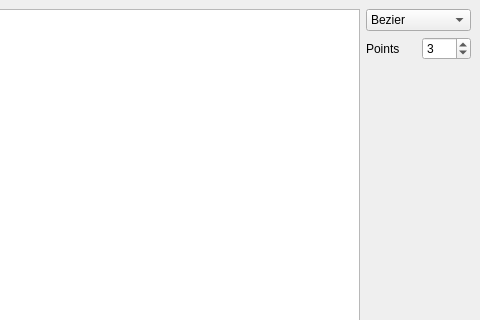
Qt form MainWindow.ui (faalbers/CurvePlot) before a commit; both pictures show x 378 to 858 and y 0 to 320 of the 858 by 731 pixel window.
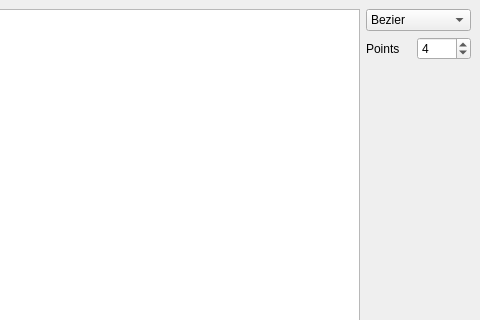
The same form after that commit.

Patch:
```diff
--- a/MainWindow.ui
+++ b/MainWindow.ui
@@ -62,10 +62,10 @@
            <number>2</number>
           </property>
           <property name="maximum">
-           <number>97</number>
+           <number>1000</number>
           </property>
           <property name="value">
-           <number>3</number>
+           <number>4</number>
           </property>
          </widget>
         </item>
```
